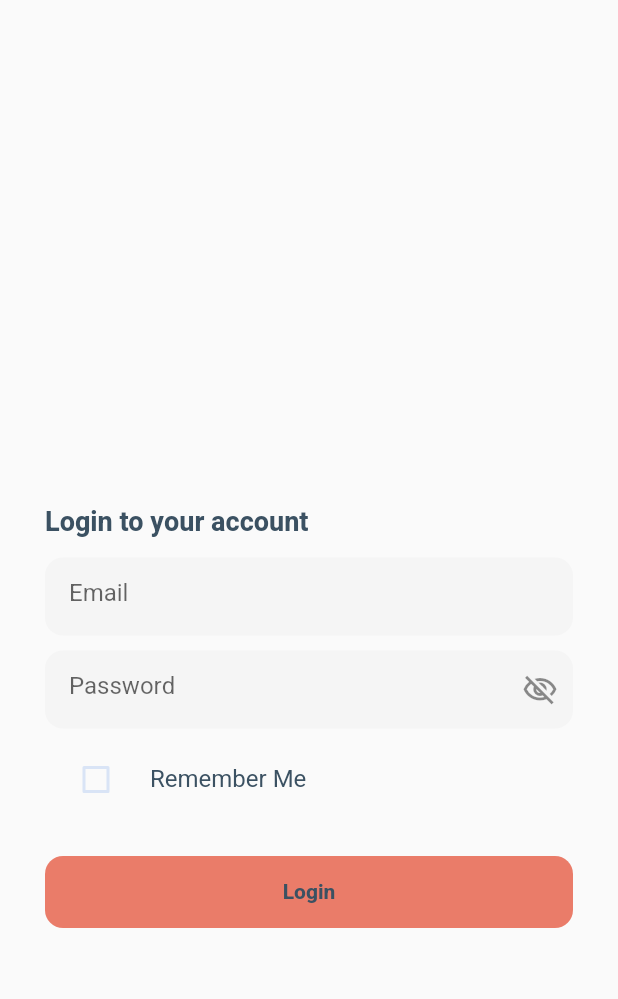
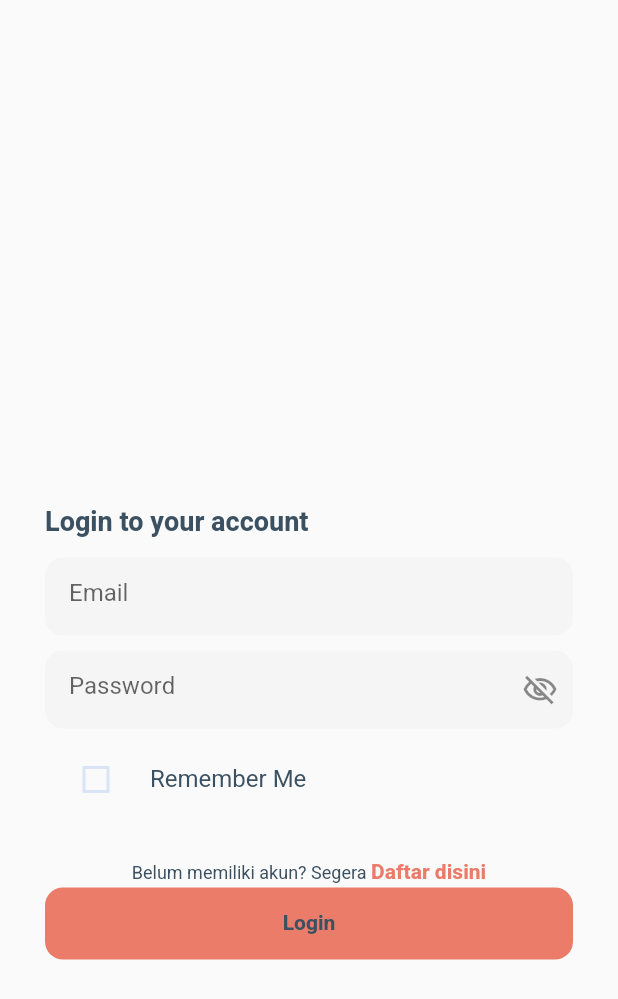
Before and after one commit to Liayuu/cashier-app, a Flutter app: the screen it shows after launch, on a phone screen of 412 x 824 dp. Shown: the top 999 px of the screen. Run offline on Flutter 3.47's test engine with Material 2 defaults, Android fonts, the phone set to English and light mode, and no system bars; our stand-ins replace badges, cloud_firestore, firebase_auth, firebase_core, firebase_storage, fl_chart and 6 more; accounts and stored records are empty; generated files the repository leaves out were written again.

Commit message:
Register done

```diff
--- a/lib/views/pages/authentication/login_page.dart
+++ b/lib/views/pages/authentication/login_page.dart
@@ -112,6 +112,16 @@ class _LoginPageState extends State<LoginPage> {
                   const SizedBox(
                     height: 25,
                   ),
+                  RichText(
+                      text: TextSpan(children: [
+                    TextSpan(
+                      text: "Belum memiliki akun? Segera ",
+                      style: Get.textTheme.labelMedium,
+                    ),
+                    TextSpan(
+                        text: "Daftar disini",
+                        style: Get.textTheme.labelLarge!.copyWith(color: Get.theme.primaryColor))
+                  ])),
                   ElevatedButton(
                     onPressed: () {
                       _userCon.loginUser(emailC.text, passwordC.text);
```
